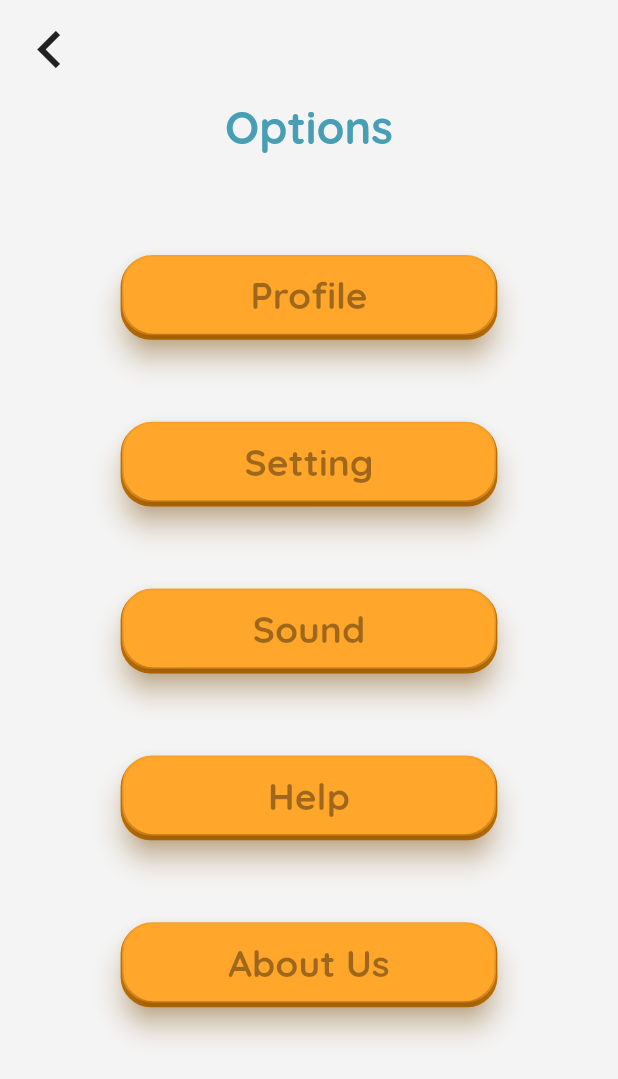
After one commit to ShubhKanodia/LNF-APP, a Flutter app: the MenuPage screen opened directly, on a phone screen of 412 x 824 dp. The commit adds this screen. Shown: the top 1079 px of the screen. Run offline on Flutter 3.47's test engine with Material 2 defaults, Android fonts, the light colour scheme and no system bars; drawn by our look-alikes of overlay_support; our stand-ins replace carousel_slider, cloud_firestore, dots_indicator, firebase_auth, firebase_core, firebase_crashlytics and 3 more; accounts and stored records are empty.

Commit message:
completed menupage

```diff
--- a/lib/main.dart
+++ b/lib/main.dart
@@ -8,7 +8,9 @@ import 'package:learnnfun/registerInfo.dart';
 import 'package:learnnfun/taskIntro.dart';
 import 'package:overlay_support/overlay_support.dart';
 
+
 import 'auth.dart';
+import 'introductionSlider.dart';
 
 void main() {
   runApp(MyApp());
--- /dev/null
+++ b/lib/menupage.dart
@@ -0,0 +1,57 @@
+import 'package:flutter/material.dart';
+import 'package:learnnfun/widgets.dart';
+import 'package:google_fonts/google_fonts.dart';
+
+class MenuPage extends StatefulWidget {
+  @override
+  _MenuPageState createState() => _MenuPageState();
+}
+
+class _MenuPageState extends State<MenuPage> {
+  @override
+  Widget build(BuildContext context) {
+    var height = MediaQuery.of(context).size.height;
+    var width = MediaQuery.of(context).size.width;
+    return Scaffold(
+      backgroundColor: Color(0xfff4f4f4),
+      body: SafeArea(
+        child: Center(
+          child: Column(
+            mainAxisAlignment: MainAxisAlignment.start,
+            children: [
+              backButton(context),
+              Text('Options',
+                style: GoogleFonts.quicksand(
+                  fontWeight: FontWeight.bold,
+                  fontSize: 30,
+                  color: Color(0xff489fb5),
+                ),
+              ),
+              Padding(
+                padding: EdgeInsets.only(top:height*0.08),
+                child: button(context, text: 'Profile', onTap: null),
+              ),
+              Padding(
+                padding: EdgeInsets.only(top:height*0.07),
+                child: button(context, text: 'Setting', onTap: null),
+              ),
+              Padding(
+                padding: EdgeInsets.only(top:height*0.07),
+                child: button(context, text: 'Sound', onTap: null),
+              ),
+              Padding(
+                padding: EdgeInsets.only(top:height*0.07),
+                child: button(context, text: 'Help', onTap: null),
+              ),
+              Padding(
+                padding: EdgeInsets.only(top:height*0.07),
+                child: button(context, text: 'About Us', onTap: null),
+              )
+            ],
+          ),
+
+        ),
+      ),
+    );
+  }
+}
```
